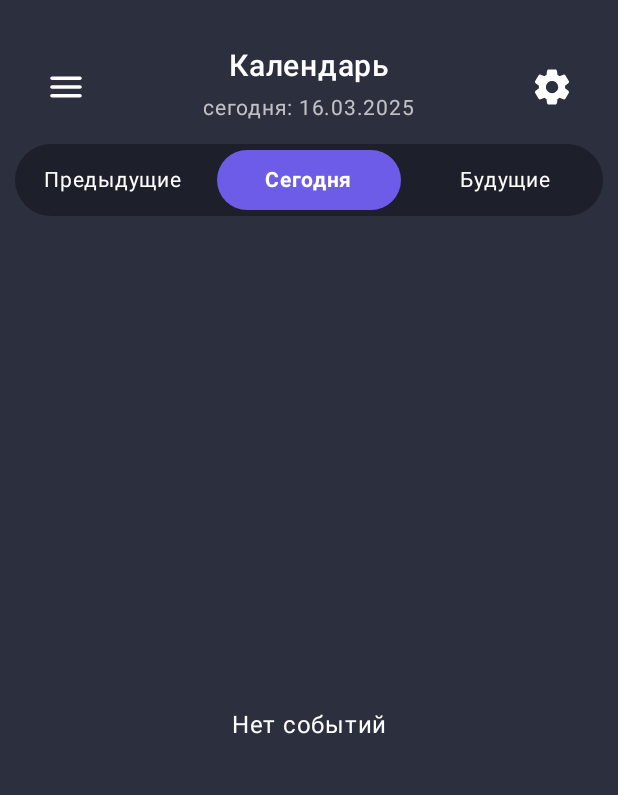
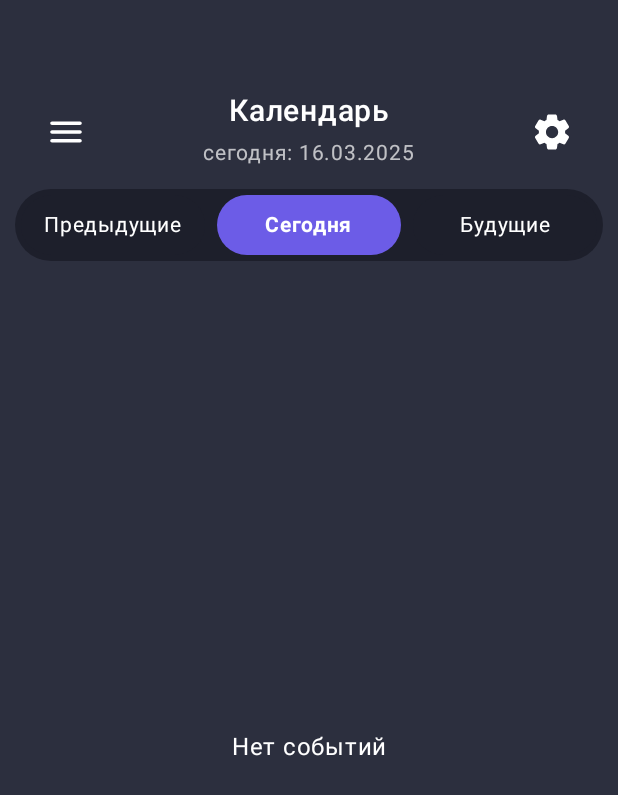
Before and after one commit to moevm/adfmp1h25-sport, an Android app built with Jetpack Compose: the main_screen screen opened through its navigation route, on a phone screen of 412 x 824 dp. Shown: the top 795 px of the screen. Run offline under Robolectric (Android 15) with nearby library versions, the phone set to English and light mode, and no system bars; pictures from the network do not load.

Commit message:
Update MainScreen.kt

```diff
--- a/frontend/app/src/main/java/com/khl_app/ui/screens/client/MainScreen.kt
+++ b/frontend/app/src/main/java/com/khl_app/ui/screens/client/MainScreen.kt
@@ -461,6 +461,7 @@ fun TopBar(
     name: String?,
     isFromMenu: Boolean
 ) {
+    Spacer(modifier = Modifier.height(30.dp))
     Row(
         modifier = Modifier
             .fillMaxWidth()
```
